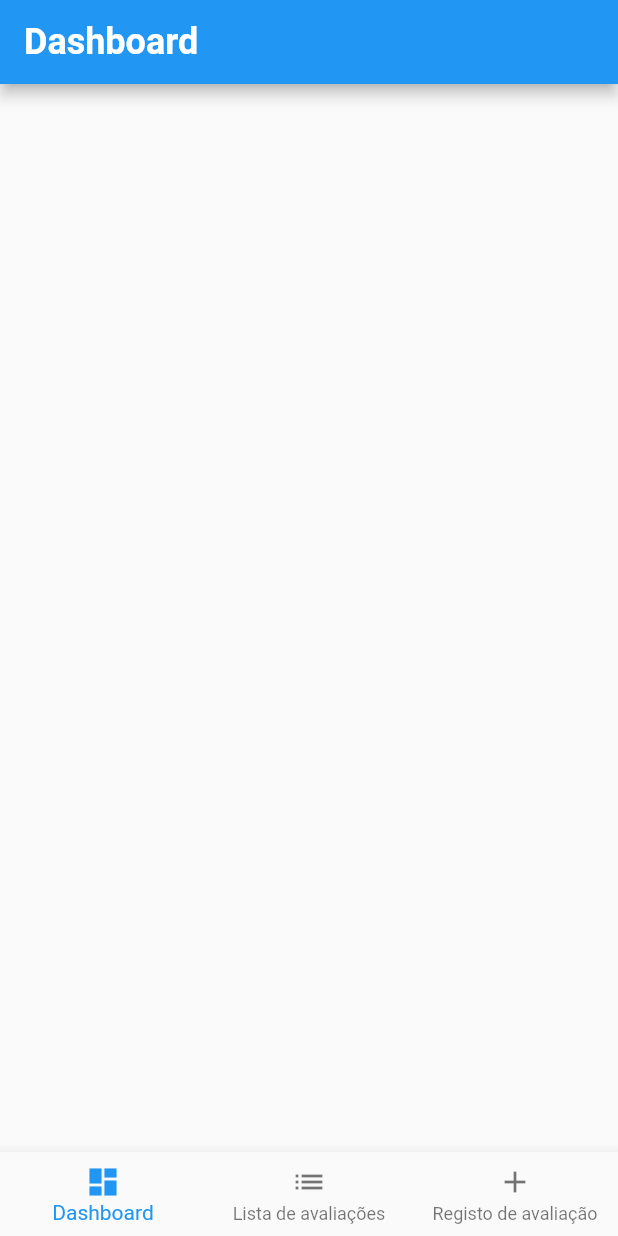
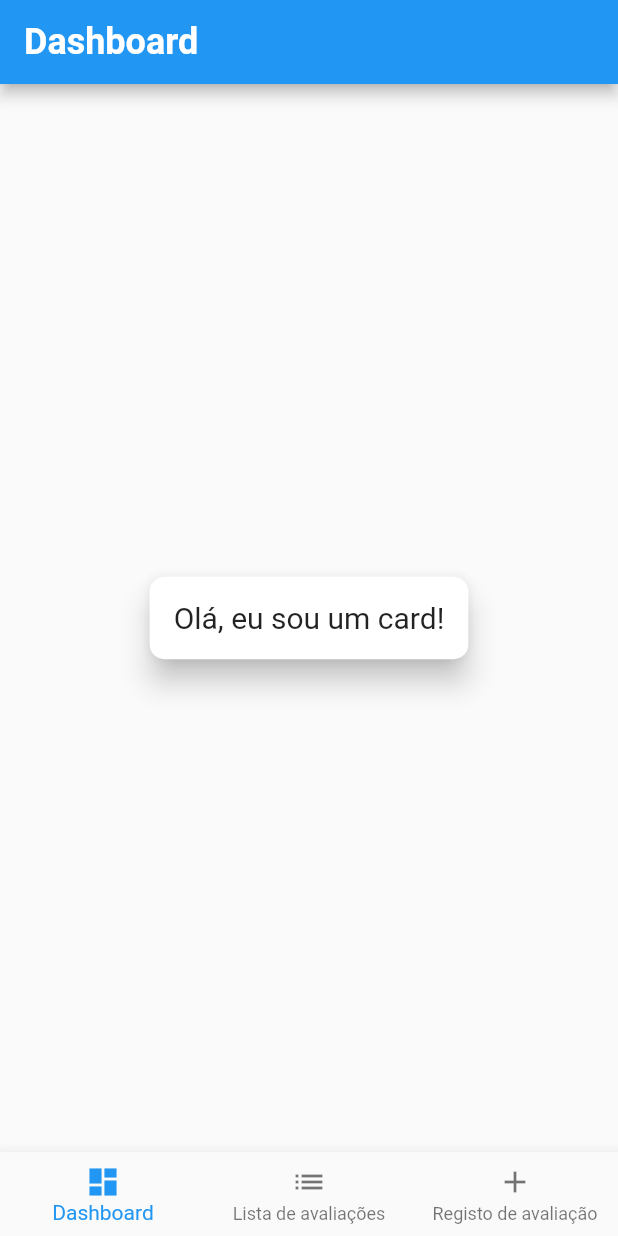
Before and after one commit to a22003420/iquechumbei_app, a Flutter app: the screen it shows after launch, on a phone screen of 412 x 824 dp. Run offline on Flutter 3.47's test engine with Material 2 defaults, Android fonts, the phone set to English and light mode, and no system bars; our stand-ins replace shared_preferences.

Commit message:
Commit_04

```diff
--- a/lib/dashboard.dart
+++ b/lib/dashboard.dart
@@ -8,12 +8,28 @@ class Dashboard extends StatelessWidget {
         title: Text(
           'Dashboard',
           style: TextStyle(
-            fontSize: 24.0, // tamanho da fonte em pontos
-            fontWeight: FontWeight.bold, // negrito
+            fontSize: 24.0,
+            fontWeight: FontWeight.bold,
           ),
         ),
         backgroundColor: Colors.blue,
       ),
+      body: Center(
+        child: Card(
+          shape: RoundedRectangleBorder(
+            borderRadius: BorderRadius.circular(10.0),
+          ),
+          margin: EdgeInsets.all(16.0),
+          elevation: 8.0,
+          child: Padding(
+            padding: const EdgeInsets.all(16.0),
+            child: Text(
+              'Olá, eu sou um card!',
+              style: TextStyle(fontSize: 20.0),
+            ),
+          ),
+        ),
+      ),
     );
   }
 }
--- a/lib/registo.dart
+++ b/lib/registo.dart
@@ -5,9 +5,12 @@ import 'lista.dart';
 import 'package:intl/intl.dart';
 
 class Registo extends StatefulWidget {
+
   @override
   _RegistoState createState() => _RegistoState();
 }
+
+
 
 class _RegistoState extends State<Registo> {
   final _formKey = GlobalKey<FormState>();
@@ -23,6 +26,7 @@ class _RegistoState extends State<Registo> {
   void initState() {
     super.initState();
     _recuperarRegistos();
+
   }
 
   Future<void> _guardarRegisto() async {
```
Also changed, not shown: lib/lista.dart (+124 -5 lines), 1 other file.
